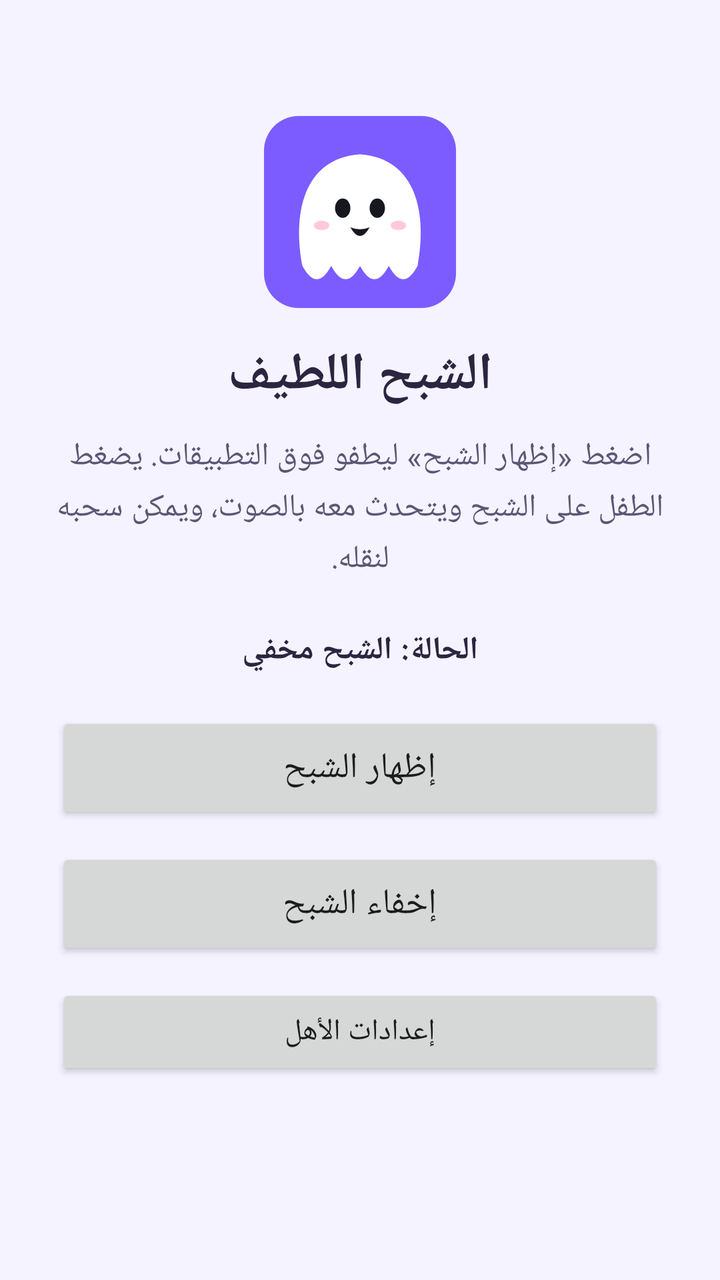
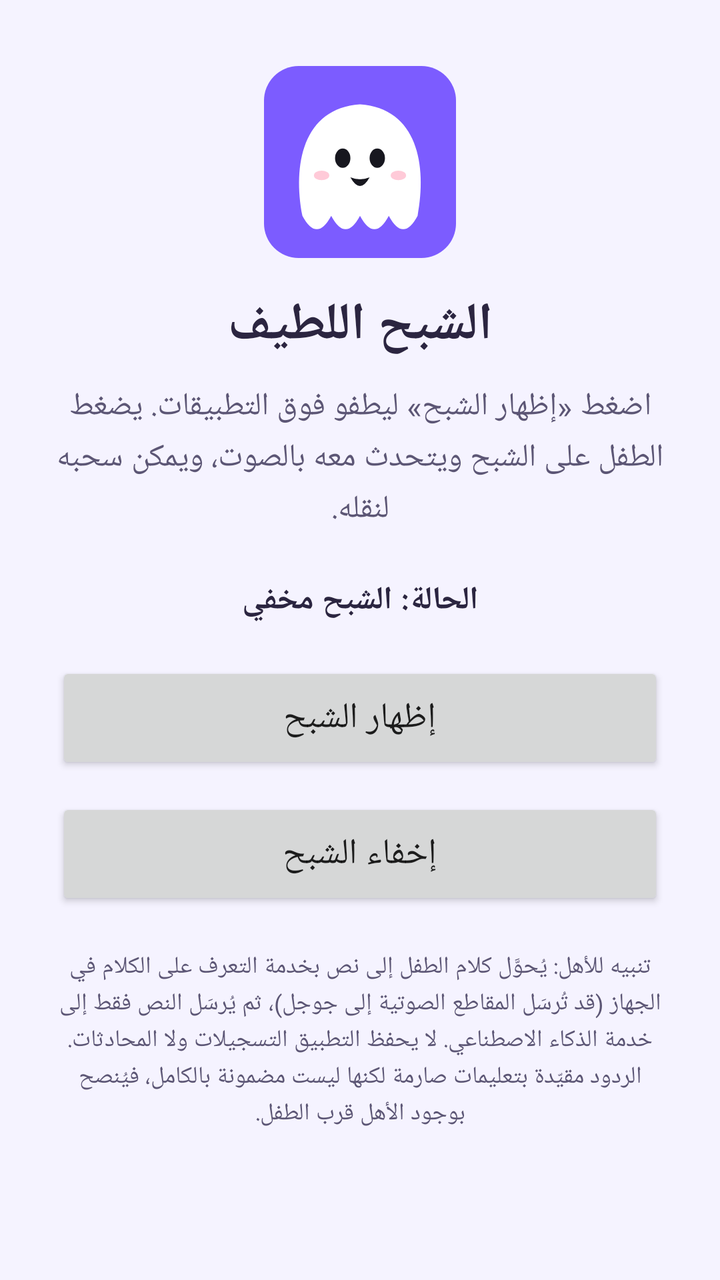

Compare the two renders of this Android layout. The source of the first and the diff that turns it into the second are given below.
<!-- AndroidManifest.xml: application theme AppTheme -->
<!-- res/layout/activity_main.xml -->
<?xml version="1.0" encoding="utf-8"?>
<LinearLayout xmlns:android="http://schemas.android.com/apk/res/android"
    android:layout_width="match_parent"
    android:layout_height="match_parent"
    android:layoutDirection="rtl"
    android:gravity="center"
    android:orientation="vertical"
    android:padding="28dp">

    <ImageView
        android:layout_width="96dp"
        android:layout_height="96dp"
        android:importantForAccessibility="no"
        android:src="@drawable/ic_launcher" />

    <TextView
        android:layout_width="match_parent"
        android:layout_height="wrap_content"
        android:layout_marginTop="16dp"
        android:gravity="center"
        android:text="@string/main_title"
        android:textColor="@color/text_main"
        android:textSize="26sp"
        android:textStyle="bold" />

    <TextView
        android:layout_width="match_parent"
        android:layout_height="wrap_content"
        android:layout_marginTop="12dp"
        android:gravity="center"
        android:lineSpacingExtra="4dp"
        android:text="@string/main_description"
        android:textColor="@color/text_sub"
        android:textSize="16sp" />

    <TextView
        android:id="@+id/statusText"
        android:layout_width="match_parent"
        android:layout_height="wrap_content"
        android:layout_marginTop="24dp"
        android:gravity="center"
        android:text="@string/status_stopped"
        android:textColor="@color/text_main"
        android:textSize="16sp"
        android:textStyle="bold" />

    <Button
        android:id="@+id/showButton"
        android:layout_width="match_parent"
        android:layout_height="56dp"
        android:layout_marginTop="20dp"
        android:text="@string/show_ghost"
        android:textSize="18sp" />

    <Button
        android:id="@+id/hideButton"
        android:layout_width="match_parent"
        android:layout_height="56dp"
        android:layout_marginTop="12dp"
        android:text="@string/hide_ghost"
        android:textSize="18sp" />

    <Button
        android:id="@+id/parentButton"
        android:layout_width="match_parent"
        android:layout_height="48dp"
        android:layout_marginTop="12dp"
        android:text="@string/parent_button"
        android:textSize="15sp" />

    <TextView
        android:id="@+id/versionText"
        android:layout_width="match_parent"
        android:layout_height="wrap_content"
        android:layout_marginTop="24dp"
        android:gravity="center"
        android:textColor="@color/text_sub"
        android:textSize="13sp" />
</LinearLayout>
<!-- resources referenced by this layout -->
<resources>
  <color name="text_main">#2B2540</color>
  <color name="text_sub">#5C5675</color>
  <!-- drawable ic_launcher (drawable) -->
  <?xml version="1.0" encoding="utf-8"?>
  <vector xmlns:android="http://schemas.android.com/apk/res/android"
      android:width="108dp"
      android:height="108dp"
      android:viewportWidth="100"
      android:viewportHeight="100">
      <path
          android:fillColor="#7C5CFF"
          android:pathData="M18,0h64a18,18 0 0 1 18,18v64a18,18 0 0 1 -18,18h-64a18,18 0 0 1 -18,-18v-64a18,18 0 0 1 18,-18z" />
      <path
          android:fillColor="#FFFFFF"
          android:pathData="M20,78 C15,52 20,22 50,20 C80,22 85,52 80,78 Q72.5,92 65,78 Q57.5,92 50,78 Q42.5,92 35,78 Q27.5,92 20,78 Z" />
      <path
          android:fillColor="#17171F"
          android:pathData="M41,48 m-4,0 a4,5 0 1,0 8,0 a4,5 0 1,0 -8,0 M59,48 m-4,0 a4,5 0 1,0 8,0 a4,5 0 1,0 -8,0" />
      <path
          android:fillColor="#17171F"
          android:pathData="M45,58 Q50,60 55,58 Q50,67 45,58 Z" />
      <path
          android:fillColor="#FFB4C8"
          android:fillAlpha="0.7"
          android:pathData="M30,57 m-4,0 a4,2.5 0 1,0 8,0 a4,2.5 0 1,0 -8,0 M70,57 m-4,0 a4,2.5 0 1,0 8,0 a4,2.5 0 1,0 -8,0" />
  </vector>
  <string name="hide_ghost">إخفاء الشبح</string>
  <string name="main_description">اضغط «إظهار الشبح» ليطفو فوق التطبيقات. يضغط الطفل على الشبح ويتحدث معه بالصوت، ويمكن سحبه لنقله.</string>
  <string name="main_title">الشبح اللطيف</string>
  <string name="parent_button">إعدادات الأهل</string>
  <string name="show_ghost">إظهار الشبح</string>
  <string name="status_stopped">الحالة: الشبح مخفي</string>
  <style name="AppTheme" parent="android:Theme.Material.Light.NoActionBar">
          <item name="android:windowBackground">@color/screen_bg</item>
          <item name="android:statusBarColor">@color/screen_bg</item>
          <item name="android:navigationBarColor">@color/screen_bg</item>
          <item name="android:windowLightStatusBar">true</item>
      </style>
  <color name="screen_bg">#F5F3FF</color>
</resources>

<!-- the commit's change to res/layout/activity_main.xml (unified diff, before → after) -->
@@ -60,13 +60,15 @@
         android:text="@string/hide_ghost"
         android:textSize="18sp" />
 
-    <Button
-        android:id="@+id/parentButton"
+    <TextView
         android:layout_width="match_parent"
-        android:layout_height="48dp"
-        android:layout_marginTop="12dp"
-        android:text="@string/parent_button"
-        android:textSize="15sp" />
+        android:layout_height="wrap_content"
+        android:layout_marginTop="20dp"
+        android:gravity="center"
+        android:lineSpacingExtra="2dp"
+        android:text="@string/main_privacy_note"
+        android:textColor="@color/text_sub"
+        android:textSize="12sp" />
 
     <TextView
         android:id="@+id/versionText"
<!-- resource entries referenced after the edit -->
@@ -28,8 +28,8 @@
   </vector>
   <string name="hide_ghost">إخفاء الشبح</string>
   <string name="main_description">اضغط «إظهار الشبح» ليطفو فوق التطبيقات. يضغط الطفل على الشبح ويتحدث معه بالصوت، ويمكن سحبه لنقله.</string>
+  <string name="main_privacy_note">تنبيه للأهل: يُحوَّل كلام الطفل إلى نص بخدمة التعرف على الكلام في الجهاز (قد تُرسَل المقاطع الصوتية إلى جوجل)، ثم يُرسَل النص فقط إلى خدمة الذكاء الاصطناعي. لا يحفظ التطبيق التسجيلات ولا المحادثات. الردود مقيّدة بتعليمات صارمة لكنها ليست مضمونة بالكامل، فيُنصح بوجود الأهل قرب الطفل.</string>
   <string name="main_title">الشبح اللطيف</string>
-  <string name="parent_button">إعدادات الأهل</string>
   <string name="show_ghost">إظهار الشبح</string>
   <string name="status_stopped">الحالة: الشبح مخفي</string>
   <style name="AppTheme" parent="android:Theme.Material.Light.NoActionBar">
